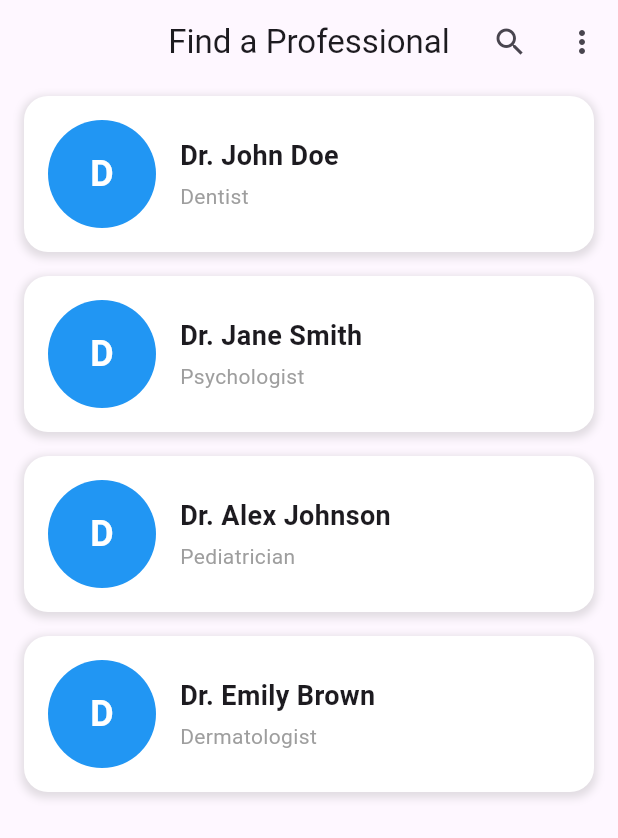
After one commit to ashwindev58/chat_with_pro, a Flutter app: the DashboardScreen screen opened directly, after a tap on "New Chat", on a phone screen of 412 x 824 dp. The commit adds this screen. Shown: the top 838 px of the screen. Run offline on Flutter 3.47's test engine with Material 3 defaults, Android fonts, the phone set to English and light mode, and no system bars; network calls fail.

```diff
--- a/lib/main.dart
+++ b/lib/main.dart
@@ -24,8 +24,8 @@ class MyApp extends StatelessWidget {
 
       // home: const MyHomePage(title: 'Flutter Demo Home Page'),
       // home: AuthPage(),
-      // home: LoginScreen(),
-      home: DashboardScreen(),
+      home: LoginScreen(),
+      // home: DashboardScreen(),
     );
   }
 }
--- /dev/null
+++ b/lib/screens/chatscreen/chatpage.dart
@@ -0,0 +1,242 @@
+import 'package:flutter/material.dart';
+
+void main() {
+  runApp(ProfessionalsListScreen());
+}
+
+class ProfessionalsListScreen extends StatefulWidget {
+  @override
+  _ProfessionalsListScreenState createState() => _ProfessionalsListScreenState();
+}
+
+class _ProfessionalsListScreenState extends State<ProfessionalsListScreen> {
+  List<Professional> professionals = [
+    Professional(name: 'Dr. John Doe', expertise: 'Dentist'),
+    Professional(name: 'Dr. Jane Smith', expertise: 'Psychologist'),
+    Professional(name: 'Dr. Alex Johnson', expertise: 'Pediatrician'),
+    Professional(name: 'Dr. Emily Brown', expertise: 'Dermatologist'),
+  ];
+
+  List<Professional> filteredProfessionals = [];
+
+  String searchText = '';
+
+  @override
+  void initState() {
+    super.initState();
+    filteredProfessionals = professionals;
+  }
+
+  void filterProfessionals(String query) {
+    setState(() {
+      searchText = query;
+      filteredProfessionals = professionals.where((professional) {
+        final nameLower = professional.name.toLowerCase();
+        final expertiseLower = professional.expertise.toLowerCase();
+        final searchLower = query.toLowerCase();
+
+        return nameLower.contains(searchLower) || expertiseLower.contains(searchLower);
+      }).toList();
+    });
+  }
+
+  void sortProfessionals(String sortBy) {
+    setState(() {
+      switch (sortBy) {
+        case 'name':
+          filteredProfessionals.sort((a, b) => a.name.compareTo(b.name));
+          break;
+        case 'expertise':
+          filteredProfessionals.sort((a, b) => a.expertise.compareTo(b.expertise));
+          break;
+        default:
+          break;
+      }
+    });
+  }
+
+  @override
+  Widget build(BuildContext context) {
+    return MaterialApp(
+      theme: ThemeData(
+        primaryColor: Colors.blue,
+      ),
+      home: Scaffold(
+        appBar: AppBar(
+          title: Text('Find a Professional'),
+          centerTitle: true,
+          actions: [
+            IconButton(
+              icon: Icon(Icons.search),
+              onPressed: () {
+                showSearch(context: context, delegate: ProfessionalSearchDelegate(filterProfessionals));
+              },
+            ),
+            PopupMenuButton(
+              itemBuilder: (context) => [
+                PopupMenuItem(
+                  child: Text('Sort by Name'),
+                  value: 'name',
+                ),
+                PopupMenuItem(
+                  child: Text('Sort by Expertise'),
+                  value: 'expertise',
+                ),
+              ],
+              onSelected: sortProfessionals,
+            ),
+          ],
+        ),
+        body: ListView.builder(
+          itemCount: filteredProfessionals.length,
+          itemBuilder: (context, index) {
+            return ProfessionalListItem(
+              professional: filteredProfessionals[index],
+              onTap: () {
+                Navigator.push(
+                  context,
+                  MaterialPageRoute(
+                    builder: (context) => ChatScreen(professional: filteredProfessionals[index]),
+                  ),
+                );
+              },
+            );
+          },
+        ),
+      ),
+    );
+  }
+}
+
+class ProfessionalListItem extends StatelessWidget {
+  final Professional professional;
+  final VoidCallback onTap;
+
+  ProfessionalListItem({required this.professional, required this.onTap});
+
+  @override
+  Widget build(BuildContext context) {
+    return GestureDetector(
+      onTap: onTap,
+      child: Container(
+        margin: EdgeInsets.symmetric(horizontal: 16.0, vertical: 8.0),
+        padding: EdgeInsets.all(16.0),
+        decoration: BoxDecoration(
+          color: Colors.white,
+          borderRadius: BorderRadius.circular(16.0),
+          boxShadow: [
+            BoxShadow(
+              color: Colors.grey.withOpacity(0.3),
+              spreadRadius: 2,
+              blurRadius: 4,
+              offset: Offset(0, 2),
+            ),
+          ],
+        ),
+        child: Row(
+          crossAxisAlignment: CrossAxisAlignment.center,
+          children: [
+            CircleAvatar(
+              radius: 36.0,
+              backgroundColor: Colors.blue,
+              child: Text(
+                professional.name[0],
+                style: TextStyle(
+                  color: Colors.white,
+                  fontSize: 24.0,
+                  fontWeight: FontWeight.bold,
+                ),
+              ),
+            ),
+            SizedBox(width: 16.0),
+            Column(
+              crossAxisAlignment: CrossAxisAlignment.start,
+              children: [
+                Text(
+                  professional.name,
+                  style: TextStyle(
+                    fontSize: 18.0,
+                    fontWeight: FontWeight.bold,
+                  ),
+                ),
+                SizedBox(height: 4.0),
+                Text(
+                  professional.expertise,
+                  style: TextStyle(
+                    fontSize: 14.0,
+                    color: Colors.grey,
+                  ),
+                ),
+              ],
+            ),
+          ],
+        ),
+      ),
+    );
+  }
+}
+
+class ChatScreen extends StatelessWidget {
+  final Professional professional;
+
+  ChatScreen({required this.professional});
+
+  @override
+  Widget build(BuildContext context) {
+    return Scaffold(
+      appBar: AppBar(
+        title: Text('Chat with ${professional.name}'),
+        centerTitle: true,
+      ),
+      body: Center(
+        child: Text('Chat interface with ${professional.name} goes here.'),
+      ),
+    );
+  }
+}
+
+class Professional {
+  final String name;
+  final String expertise;
+
+  Professional({required this.name, required this.expertise});
+}
+
+class ProfessionalSearchDelegate extends SearchDelegate<String> {
+  final Function(String) filterCallback;
+
+  ProfessionalSearchDelegate(this.filterCallback);
+
+  @override
+  List<Widget> buildActions(BuildContext context) {
+    return [
+      IconButton(
+        icon: Icon(Icons.clear),
+        onPressed: () {
+          query = '';
+        },
+      ),
+    ];
+  }
+
+  @override
+  Widget buildLeading(BuildContext context) {
+    return IconButton(
+      icon: Icon(Icons.arrow_back),
+      onPressed: () {
+        close(context, '');
+      },
+    );
+  }
+
+  @override
+  Widget buildResults(BuildContext context) {
+    filterCallback(query);
+    return Container();
+  }
+
+  @override
+  Widget buildSuggestions(BuildContext context) {
+    return Container();
+  }
+}
--- a/lib/screens/dashboard/dashboardscreen.dart
+++ b/lib/screens/dashboard/dashboardscreen.dart
@@ -1,5 +1,6 @@
 import 'package:flutter/material.dart';
 
+import '../chatscreen/chatpage.dart';
 import 'widgets/chatoverview.dart';
 
 class DashboardScreen extends StatelessWidget {
@@ -67,11 +68,13 @@ class DashboardScreen extends StatelessWidget {
             crossAxisAlignment: CrossAxisAlignment.start,
             children: [
               // Quick Actions Widget
-              const Row(
+               Row(
                 mainAxisAlignment: MainAxisAlignment.spaceAround,
                 children: [
                   QuickActionIcon(
-                    icon: Icons.message,
+                    icon: Icons.message,onTap: (){
+                      Navigator.push(context, MaterialPageRoute(builder: (context)=>ProfessionalsListScreen()));
+                    },
                     label: 'New Chat',
                     color: Colors.blue,
                     // Add onTap callback for action
--- a/lib/screens/dashboard/widgets/chatoverview.dart
+++ b/lib/screens/dashboard/widgets/chatoverview.dart
@@ -1,6 +1,8 @@
 import 'package:flutter/material.dart';
 
 class ChatOverviewWidget extends StatelessWidget {
+  const ChatOverviewWidget({super.key});
+
   @override
   Widget build(BuildContext context) {
     return Column(
@@ -19,7 +21,8 @@ class ChatOverviewWidget extends StatelessWidget {
             itemBuilder: (context, index) {
               // Replace this with actual chat data
               return ChatCard(
-                profileImage: 'https://raw.githubusercontent.com/ashwindev58/images/main/businside.jpg',
+                profileImage:
+                    'https://raw.githubusercontent.com/ashwindev58/images/main/businside.jpg',
                 userName: 'User $index',
                 lastMessage: 'Hello, how can I help you?',
                 timestamp: '2h ago',
@@ -33,6 +36,8 @@ class ChatOverviewWidget extends StatelessWidget {
 }
 
 class ProfessionalsDirectoryWidget extends StatelessWidget {
+  const ProfessionalsDirectoryWidget({super.key});
+
   @override
   Widget build(BuildContext context) {
     return Column(
@@ -51,7 +56,8 @@ class ProfessionalsDirectoryWidget extends StatelessWidget {
             itemBuilder: (context, index) {
               // Replace this with actual professional data
               return ProfessionalCard(
-                profileImage: 'https://raw.githubusercontent.com/ashwindev58/images/main/plastore.png',
+                profileImage:
+                    'https://raw.githubusercontent.com/ashwindev58/images/main/plastore.png',
                 professionalName: 'Professional $index',
                 expertise: 'Specialty $index',
               );
@@ -69,7 +75,7 @@ class ChatCard extends StatelessWidget {
   final String lastMessage;
   final String timestamp;
 
-  ChatCard({
+  const ChatCard({super.key,
     required this.profileImage,
     required this.userName,
     required this.lastMessage,
@@ -83,27 +89,40 @@ class ChatCard extends StatelessWidget {
       margin: EdgeInsets.only(right: 16.0),
       decoration: BoxDecoration(
         borderRadius: BorderRadius.circular(12.0),
-        color: Colors.blue[100],
+        color: Colors.white.withOpacity(0.17),
       ),
       child: Padding(
         padding: const EdgeInsets.all(12.0),
         child: Column(
           crossAxisAlignment: CrossAxisAlignment.start,
           children: [
+            Row(
+              children: [
                 ClipRRect(
                   borderRadius: BorderRadius.circular(50.0),
                   child: Image.network(
                     profileImage,
-                width: 50.0,
-                height: 50.0,
+                    width: 45.0,
+                    height: 45.0,
                     fit: BoxFit.cover,
                   ),
                 ),
-            SizedBox(height: 8.0),
+                SizedBox(width: 8.0),
+            Column(
+              children: [
                 Text(
                   userName,
                   style: TextStyle(fontWeight: FontWeight.bold),
                 ),
+                Text(
+                  userName,
+                  style: TextStyle(fontWeight: FontWeight.bold),
+                ),
+              ],
+            ),
+              ],
+            ),
+            SizedBox(height: 8,),
             Text(
               lastMessage,
               maxLines: 2,
@@ -126,7 +145,7 @@ class ProfessionalCard extends StatelessWidget {
   final String professionalName;
   final String expertise;
 
-  ProfessionalCard({
+  const ProfessionalCard({super.key,
     required this.profileImage,
     required this.professionalName,
     required this.expertise,
@@ -139,7 +158,7 @@ class ProfessionalCard extends StatelessWidget {
       margin: EdgeInsets.only(right: 16.0),
       decoration: BoxDecoration(
         borderRadius: BorderRadius.circular(12.0),
-        color: Colors.green[100],
+        color: Colors.white.withOpacity(0.2),
       ),
       child: Padding(
         padding: const EdgeInsets.all(12.0),
@@ -147,19 +166,22 @@ class ProfessionalCard extends StatelessWidget {
           crossAxisAlignment: CrossAxisAlignment.start,
           children: [
             Row(
+              mainAxisAlignment: MainAxisAlignment.start,
               children: [
                 ClipRRect(
                   borderRadius: BorderRadius.circular(50.0),
                   child: Image.network(
                     profileImage,
-                    width: 50.0,
-                    height: 50.0,
+                    width: 45.0,
+                    height: 45.0,
                     fit: BoxFit.cover,
                   ),
                 ),
-              ],
-            ),
-            SizedBox(height: 8.0),
+                            SizedBox(width: 10.0),
+
+                Column(
+                  crossAxisAlignment: CrossAxisAlignment.start,
+                  children: [
                     Text(
                       professionalName,
                       style: TextStyle(fontWeight: FontWeight.bold),
@@ -169,7 +191,11 @@ class ProfessionalCard extends StatelessWidget {
                       maxLines: 2,
                       overflow: TextOverflow.ellipsis,
                     ),
-            Spacer(),
+                  ],
+                )
+              ],
+            ),
+            // Spacer(),
             Text('View Profile'),
           ],
         ),
```
Also changed, not shown: lib/screens/auth_screens/loginless.dart (+13 -7 lines). Lines whose indentation alone changed are shown as unchanged.
